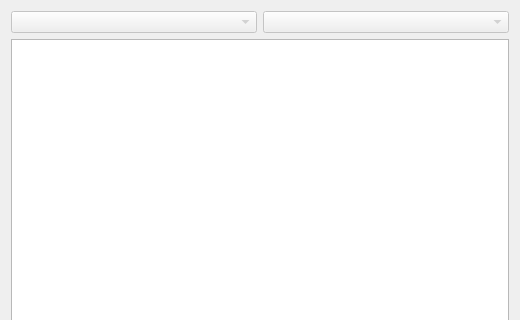
First picture: the form in addon/addFC/hud/Tools.ui, repository GS90/addFC, before the edit; both pictures show x 0 to 520 and y 0 to 320 of the 520 by 728 pixel window.
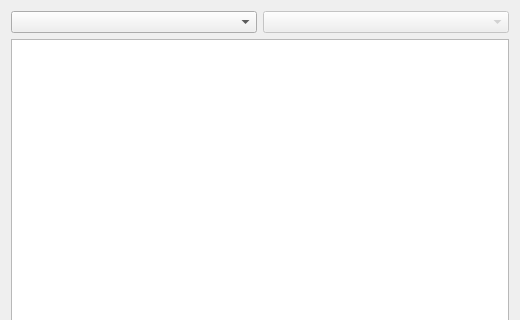
Second picture: the form after the edit.

What changed in the file:
```diff
--- a/addon/addFC/hud/Tools.ui
+++ b/addon/addFC/hud/Tools.ui
@@ -29,7 +29,7 @@
      <item>
       <widget class="QComboBox" name="comboBoxW">
        <property name="enabled">
-        <bool>false</bool>
+        <bool>true</bool>
        </property>
       </widget>
      </item>
```
